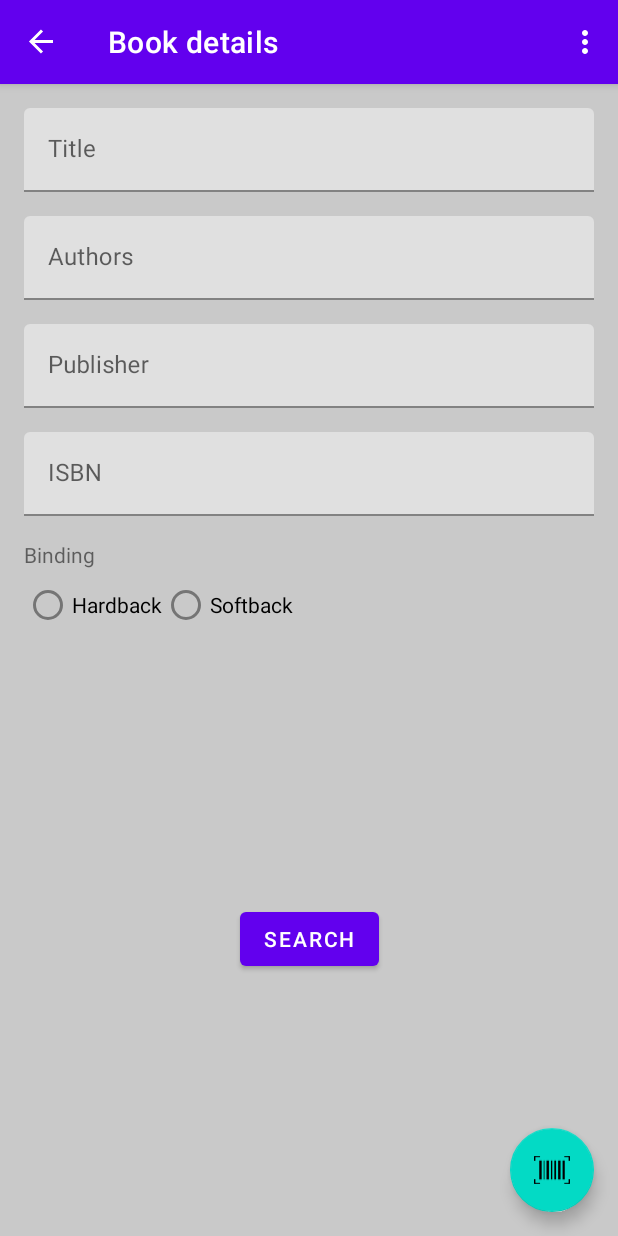
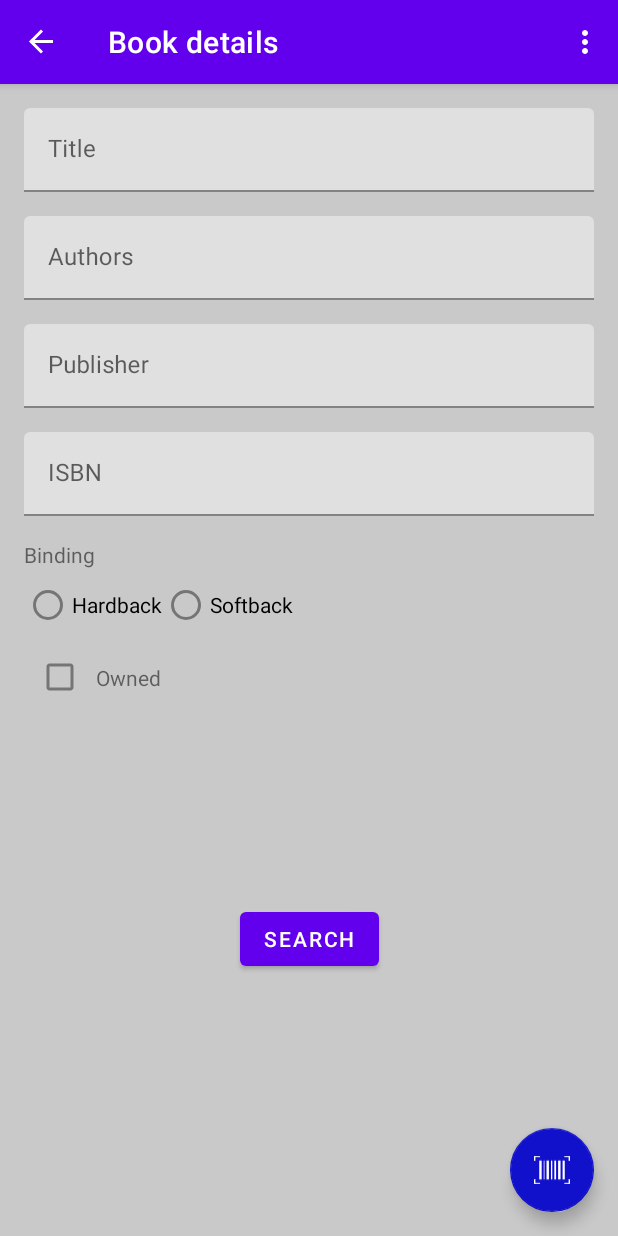
Before and after one commit to terrykay/GoogleBooksApi, an Android app: the screen it shows after launch (MainActivity), after a tap on "NEXT", on a phone screen of 412 x 824 dp. Run offline under Robolectric (Android 15) with nearby library versions, the phone set to English and light mode, and no system bars; our stand-ins replace Room's generated code, navigation-ui; libraries missing offline, so code that uses them is left out: com.google.zxing.integration; network calls fail; 2 statements that could not run were skipped.

Commit message:
start of DB

```diff
--- a/app/src/main/AndroidManifest.xml
+++ b/app/src/main/AndroidManifest.xml
@@ -7,6 +7,7 @@
         android:allowBackup="true"
         android:icon="@mipmap/ic_launcher"
         android:label="@string/app_name"
+        android:name=".BookApplication"
         android:roundIcon="@mipmap/ic_launcher_round"
         android:supportsRtl="true"
         android:networkSecurityConfig="@xml/network"
--- /dev/null
+++ b/app/src/main/java/uk/meadowsoftware/googlebooksapi/BookApplication.kt
@@ -0,0 +1,42 @@
+package uk.meadowsoftware.googlebooksapi
+
+import android.app.Application
+import androidx.room.Room
+import androidx.room.RoomDatabase
+import org.koin.android.ext.koin.androidContext
+import org.koin.android.ext.koin.androidLogger
+import org.koin.core.context.startKoin
+import org.koin.dsl.module
+import uk.meadowsoftware.googlebooksapi.repository.BookDatabase
+import uk.meadowsoftware.googlebooksapi.repository.GoogleBooksRepository
+import uk.meadowsoftware.googlebooksapi.repository.GoogleBooksRetrofitService
+
+class BookApplication : Application() {
+    val db by lazy {
+        Room.databaseBuilder(
+            applicationContext,
+            BookDatabase::class.java, "book-database"
+        ).build()
+    }
+
+    val appModule = module {
+        single<GoogleBooksRetrofitService> { GoogleBooksRetrofitService.getInstance() }
+        single<RoomDatabase> {
+            Room.databaseBuilder(
+                applicationContext,
+                BookDatabase::class.java, "book-database"
+            ).build()
+        }
+        single<GoogleBooksRepository> { GoogleBooksRepository(get()) }
+    }
+
+    override fun onCreate() {
+        super.onCreate()
+
+        startKoin {
+            androidLogger()
+            androidContext(this@BookApplication)
+            modules(appModule)
+        }
+    }
+}
--- a/app/src/main/java/uk/meadowsoftware/googlebooksapi/FirstFragment.kt
+++ b/app/src/main/java/uk/meadowsoftware/googlebooksapi/FirstFragment.kt
@@ -10,18 +10,17 @@ import androidx.lifecycle.lifecycleScope
 import androidx.navigation.fragment.findNavController
 import androidx.recyclerview.widget.LinearLayoutManager
 import kotlinx.coroutines.launch
+import org.koin.android.ext.android.inject
 import uk.meadowsoftware.googlebooksapi.bookcardview.BookCardAdapter
 import uk.meadowsoftware.googlebooksapi.databinding.FragmentFirstBinding
 import uk.meadowsoftware.googlebooksapi.repository.GoogleBooksRepository
-import uk.meadowsoftware.googlebooksapi.repository.GoogleBooksRetrofitService
-import uk.meadowsoftware.googlebooksapi.repository.localmodel.BookModel
+import uk.meadowsoftware.googlebooksapi.repository.localmodel.Book
 
-/**
- * A simple [Fragment] subclass as the default destination in the navigation.
- */
 class FirstFragment : Fragment() {
 
     private var _binding: FragmentFirstBinding? = null
+
+    private val r  : GoogleBooksRepository  by inject() //(GoogleBooksRetrofitService.getInstance())
 
     // This property is only valid between onCreateView and
     // onDestroyView.
@@ -44,19 +43,13 @@ class FirstFragment : Fragment() {
             findNavController().navigate(R.id.action_FirstFragment_to_BookDetailsFragment)
         }
 
-        val r  = GoogleBooksRepository(GoogleBooksRetrofitService.getInstance())
+       // val r  = GoogleBooksRepository(GoogleBooksRetrofitService.getInstance())
         lifecycleScope.launch {
-            val got = r.getBooksByAuthor("Terry+Pratchett")
-
-            Log.d("FirstFragment", "resp - ${got.body()}")
-            val bookList = mutableListOf<BookModel>()
-            got.body()?.items?.forEach {
-                bookList.add(BookModel(it.volumeInfo!!))
-            }
+            val listByAuthor = r.getBooksByAuthor("Terry+Pratchett")
 
             binding.recyclerView.run {
                 adapter = BookCardAdapter().apply {
-                    setBookList(bookList)
+                    setBookList(listByAuthor)
                 }
                 layoutManager = LinearLayoutManager(requireContext())
             }
--- a/app/src/main/java/uk/meadowsoftware/googlebooksapi/MainActivity.kt
+++ b/app/src/main/java/uk/meadowsoftware/googlebooksapi/MainActivity.kt
@@ -40,7 +40,7 @@ class MainActivity : AppCompatActivity() {
         lifecycleScope.launch {
             val got = r.getBookByIsbn("9780008288198")
 
-            Log.d("MainActivity", "resp - ${got.body()}")
+            Log.d("MainActivity", "resp - ${got}")
         }
     }
 
--- a/app/src/main/java/uk/meadowsoftware/googlebooksapi/repository/GoogleBooksRepository.kt
+++ b/app/src/main/java/uk/meadowsoftware/googlebooksapi/repository/GoogleBooksRepository.kt
@@ -1,7 +1,31 @@
 package uk.meadowsoftware.googlebooksapi.repository
 
+import android.util.Log
+import com.example.example.GoogleBooksApiResponse
+import retrofit2.Response
+import uk.meadowsoftware.googlebooksapi.repository.localmodel.Book
+
 class GoogleBooksRepository(private val retrofitService: GoogleBooksRetrofitService) {
-    suspend fun getBookByIsbn(isbn: String) = retrofitService.getBookByQuery("isbn:$isbn")
-    suspend fun getBooksByAuthor(author: String) = retrofitService.getBookByQuery("inauthor:$author")
-    suspend fun getBooksByTitle(title: String) = retrofitService.getBookByQuery("intitle:$title")
+    suspend fun getBookByIsbn(isbn: String): List<Book> {
+        val got = retrofitService.getBookByQuery("isbn:$isbn")
+        return responseToBookList(got)
+    }
+    suspend fun getBooksByAuthor(author: String): List<Book> {
+        val got = retrofitService.getBookByQuery("inauthor:$author", maxResults = 30)
+        Log.d("GBR", "$got")
+        return responseToBookList(got)
+    }
+    suspend fun getBooksByTitle(title: String): List<Book> {
+        val got = retrofitService.getBookByQuery("intitle:$title")
+        return responseToBookList(got)
+    }
+
+    private fun responseToBookList(response: Response<GoogleBooksApiResponse>): List<Book> {
+        val bookList = mutableListOf<Book>()
+        response.body()?.items?.forEach {
+            bookList.add(Book(it.volumeInfo!!))
+        }
+        return bookList
+    }
+
 }
--- a/app/src/main/java/uk/meadowsoftware/googlebooksapi/repository/GoogleBooksRetrofitService.kt
+++ b/app/src/main/java/uk/meadowsoftware/googlebooksapi/repository/GoogleBooksRetrofitService.kt
@@ -11,7 +11,10 @@ import retrofit2.http.Query
 
 interface GoogleBooksRetrofitService {
     @GET("books/v1/volumes")
-    suspend fun getBookByQuery(@Query("q", encoded = true)queryString: String) : Response<GoogleBooksApiResponse>
+    suspend fun getBookByQuery(@Query("q", encoded = true)queryString: String,
+                               @Query("maxResults")maxResults: Int = 10,
+                               @Query("startIndex")startIndex: Int = 0
+    ) : Response<GoogleBooksApiResponse>
 
     companion object {
         var retrofitService: GoogleBooksRetrofitService? = null
--- a/app/src/main/res/drawable/ic_barcode_scan.xml
+++ b/app/src/main/res/drawable/ic_barcode_scan.xml
@@ -4,6 +4,6 @@
     android:viewportWidth="122.88"
     android:viewportHeight="97.04">
   <path
-      android:fillColor="#FF000000"
+      android:fillColor="#FFFFFFFF"
       android:pathData="M2.38,0h18.33v4.76H4.76V17.2H0V2.38C0,1.07 1.07,0 2.38,0L2.38,0zM17.92,16.23h8.26v64.58h-8.26V16.23L17.92,16.23zM69.41,16.23h5.9v64.58h-5.9V16.23L69.41,16.23zM57.98,16.23h4.42v64.58h-4.42V16.23L57.98,16.23zM33.19,16.23h2.51v64.58h-2.51V16.23L33.19,16.23zM97.59,16.23h7.37v64.58h-7.37V16.23L97.59,16.23zM82.32,16.23h8.26v64.58h-8.26V16.23L82.32,16.23zM42.71,16.23h8.26v64.58h-8.26V16.23L42.71,16.23zM4.76,79.84v12.44h15.95v4.76H2.38C1.07,97.04 0,95.98 0,94.66V79.84H4.76L4.76,79.84zM103.4,0h17.1c1.31,0 2.38,1.07 2.38,2.38V17.2h-4.76V4.76H103.4V0L103.4,0zM122.88,79.84v14.82c0,1.31 -1.07,2.38 -2.38,2.38h-17.1v-4.76h14.72V79.84H122.88L122.88,79.84z"/>
 </vector>
--- a/app/src/main/res/layout/fragment_book_details.xml
+++ b/app/src/main/res/layout/fragment_book_details.xml
@@ -11,14 +11,14 @@
         android:id="@+id/titleWrapper"
         android:layout_width="0dp"
         android:layout_height="wrap_content"
-        app:layout_constraintTop_toTopOf="parent"
+        android:layout_marginBottom="12dp"
+        android:hint="Title"
+        android:paddingStart="@dimen/base_unit_space"
+        android:paddingTop="@dimen/base_unit_space"
+        android:paddingEnd="@dimen/base_unit_space"
+        app:layout_constraintEnd_toEndOf="parent"
         app:layout_constraintStart_toStartOf="parent"
-        app:layout_constraintEnd_toEndOf="parent"
-        android:layout_marginBottom="12dp"
-        android:paddingStart="@dimen/base_unit_space"
-        android:paddingEnd="@dimen/base_unit_space"
-        android:paddingTop="@dimen/base_unit_space"
-        android:hint="Title">
+        app:layout_constraintTop_toTopOf="parent">
 
         <com.google.android.material.textfield.TextInputEditText
             android:id="@+id/titleEditText"
@@ -32,14 +32,14 @@
         android:id="@+id/authorsWrapper"
         android:layout_width="0dp"
         android:layout_height="wrap_content"
-        app:layout_constraintTop_toBottomOf="@+id/titleWrapper"
+        android:layout_marginBottom="12dp"
+        android:hint="Authors"
+        android:paddingStart="@dimen/base_unit_space"
+        android:paddingTop="@dimen/base_unit_space"
+        android:paddingEnd="@dimen/base_unit_space"
+        app:layout_constraintEnd_toEndOf="parent"
         app:layout_constraintStart_toStartOf="parent"
-        app:layout_constraintEnd_toEndOf="parent"
-        android:layout_marginBottom="12dp"
-        android:paddingStart="@dimen/base_unit_space"
-        android:paddingEnd="@dimen/base_unit_space"
-        android:paddingTop="@dimen/base_unit_space"
-        android:hint="Authors">
+        app:layout_constraintTop_toBottomOf="@+id/titleWrapper">
 
         <com.google.android.material.textfield.TextInputEditText
             android:id="@+id/authorsEditText"
@@ -52,13 +52,13 @@
         android:id="@+id/publisherWrapper"
         android:layout_width="0dp"
         android:layout_height="wrap_content"
-        app:layout_constraintTop_toBottomOf="@+id/authorsWrapper"
+        android:hint="@string/publisher"
+        android:paddingStart="@dimen/base_unit_space"
+        android:paddingTop="@dimen/base_unit_space"
+        android:paddingEnd="@dimen/base_unit_space"
+        app:layout_constraintEnd_toEndOf="parent"
         app:layout_constraintStart_toStartOf="parent"
-        app:layout_constraintEnd_toEndOf="parent"
-        android:paddingStart="@dimen/base_unit_space"
-        android:paddingEnd="@dimen/base_unit_space"
-        android:paddingTop="@dimen/base_unit_space"
-        android:hint="@string/publisher">
+        app:layout_constraintTop_toBottomOf="@+id/authorsWrapper">
 
         <com.google.android.material.textfield.TextInputEditText
             android:id="@+id/publisherEditText"
@@ -71,13 +71,13 @@
         android:id="@+id/isbnWrapper"
         android:layout_width="0dp"
         android:layout_height="wrap_content"
-        app:layout_constraintTop_toBottomOf="@+id/publisherWrapper"
+        android:hint="@string/isbn"
+        android:paddingStart="@dimen/base_unit_space"
+        android:paddingTop="@dimen/base_unit_space"
+        android:paddingEnd="@dimen/base_unit_space"
+        app:layout_constraintEnd_toEndOf="parent"
         app:layout_constraintStart_toStartOf="parent"
-        app:layout_constraintEnd_toEndOf="parent"
-        android:paddingStart="@dimen/base_unit_space"
-        android:paddingEnd="@dimen/base_unit_space"
-        android:paddingTop="@dimen/base_unit_space"
-        android:hint="@string/isbn">
+        app:layout_constraintTop_toBottomOf="@+id/publisherWrapper">
 
         <com.google.android.material.textfield.TextInputEditText
             android:id="@+id/isbnEditText"
@@ -87,29 +87,29 @@
     </com.google.android.material.textfield.TextInputLayout>
 
     <TextView
+        android:id="@+id/radioGroupLabel"
         android:layout_width="0dp"
         android:layout_height="wrap_content"
-        android:id="@+id/radioGroupLabel"
         android:labelFor="@+id/bindingRadioGroup"
-        app:layout_constraintTop_toBottomOf="@+id/isbnWrapper"
+        android:paddingStart="@dimen/base_unit_space"
+        android:paddingTop="@dimen/base_unit_space"
+        android:paddingEnd="@dimen/base_unit_space"
+        android:text="@string/binding"
+        app:layout_constraintEnd_toEndOf="parent"
         app:layout_constraintStart_toStartOf="parent"
-        app:layout_constraintEnd_toEndOf="parent"
-        android:paddingStart="@dimen/base_unit_space"
-        android:paddingEnd="@dimen/base_unit_space"
-        android:paddingTop="@dimen/base_unit_space"
-        android:text="Binding" />
+        app:layout_constraintTop_toBottomOf="@+id/isbnWrapper" />
 
     <RadioGroup
         android:id="@+id/bindingRadioGroup"
         android:layout_width="0dp"
         android:layout_height="wrap_content"
         android:orientation="horizontal"
-        app:layout_constraintTop_toBottomOf="@+id/radioGroupLabel"
-        app:layout_constraintStart_toStartOf="parent"
-        app:layout_constraintEnd_toEndOf="parent"
         android:paddingStart="@dimen/base_unit_space"
         android:paddingEnd="@dimen/base_unit_space"
-        android:text="Binding">
+        android:text="Binding"
+        app:layout_constraintEnd_toEndOf="parent"
+        app:layout_constraintStart_toStartOf="parent"
+        app:layout_constraintTop_toBottomOf="@+id/radioGroupLabel">
 
         <RadioButton
             android:id="@+id/hardbackRadioButton"
@@ -125,6 +125,25 @@
 
     </RadioGroup>
 
+    <CheckBox
+        android:id="@+id/ownedCheckBox"
+        android:layout_width="wrap_content"
+        android:layout_height="wrap_content"
+        android:layout_marginStart="@dimen/base_unit_space"
+        app:layout_constraintStart_toStartOf="parent"
+        app:layout_constraintTop_toBottomOf="@id/bindingRadioGroup" />
+
+    <TextView
+        android:id="@+id/ownedLabel"
+        android:layout_width="wrap_content"
+        android:layout_height="wrap_content"
+        android:labelFor="@id/ownedCheckBox"
+        android:text="@string/owned"
+        app:layout_constraintBottom_toBottomOf="@id/ownedCheckBox"
+        app:layout_constraintStart_toEndOf="@id/ownedCheckBox"
+        app:layout_constraintTop_toTopOf="@id/ownedCheckBox" />
+
+
     <Button
         android:id="@+id/buttonSearch"
         android:layout_width="wrap_content"
@@ -139,9 +158,10 @@
         android:id="@+id/bookDetailsActionButton"
         android:layout_width="wrap_content"
         android:layout_height="wrap_content"
+        android:layout_margin="@dimen/fab_margin"
         app:layout_constraintBottom_toBottomOf="parent"
         app:layout_constraintEnd_toEndOf="parent"
-        android:layout_margin="@dimen/fab_margin"
+        app:tint="@color/white"
         app:srcCompat="@drawable/ic_barcode_scan" />
 
 </androidx.constraintlayout.widget.ConstraintLayout>
--- a/app/src/main/res/values/colors.xml
+++ b/app/src/main/res/values/colors.xml
@@ -5,6 +5,7 @@
     <color name="purple_700">#FF3700B3</color>
     <color name="teal_200">#FF03DAC5</color>
     <color name="teal_700">#FF018786</color>
+    <color name="blue">#1111cc</color>
     <color name="black">#FF000000</color>
     <color name="white">#FFFFFFFF</color>
     <color name="opal">#C9C9C9</color>
--- a/app/src/main/res/values/strings.xml
+++ b/app/src/main/res/values/strings.xml
@@ -18,4 +18,7 @@
     <string name="search">Search</string>
 
     <string name="book_details_fragment_title">Book details</string>
+
+    <string name="owned">Owned</string>
+    <string name="binding">Binding</string>
 </resources>
--- a/app/src/main/res/values/themes.xml
+++ b/app/src/main/res/values/themes.xml
@@ -6,7 +6,7 @@
         <item name="colorPrimaryVariant">@color/purple_700</item>
         <item name="colorOnPrimary">@color/white</item>
         <!-- Secondary brand color. -->
-        <item name="colorSecondary">@color/teal_200</item>
+        <item name="colorSecondary">@color/blue</item>
         <item name="colorSecondaryVariant">@color/teal_700</item>
         <item name="colorOnSecondary">@color/black</item>
         <!-- Status bar color. -->
--- a/build.gradle
+++ b/build.gradle
@@ -1,4 +1,10 @@
 // Top-level build file where you can add configuration options common to all sub-projects/modules.
+
+ext {
+    room_version = "2.4.3"
+    koin_version = "3.2.2"
+}
+
 buildscript {
     ext.kotlin_version = '1.6.0'
     repositories {
```
Also changed, not shown: app/build.gradle (+9 -0 lines), app/src/main/java/uk/meadowsoftware/googlebooksapi/bookcardview/BookCardAdapter.kt (+5 -6 lines), app/src/main/java/uk/meadowsoftware/googlebooksapi/bookdetails/BookDetailsFragment.kt (+9 -10 lines), app/src/main/java/uk/meadowsoftware/googlebooksapi/repository/BookDao.kt (added, +26 -0 lines), app/src/main/java/uk/meadowsoftware/googlebooksapi/repository/BookDatabase.kt (added, +13 -0 lines), app/src/main/java/uk/meadowsoftware/googlebooksapi/repository/localmodel/AuthorListConverter.kt (added, +27 -0 lines), app/src/main/java/uk/meadowsoftware/googlebooksapi/repository/localmodel/Book.kt (renamed from app/src/main/java/uk/meadowsoftware/googlebooksapi/repository/localmodel/BookModel.kt, +10 -2 lines), app/src/main/res/layout/book_card_view_layout.xml (+17 -0 lines).
